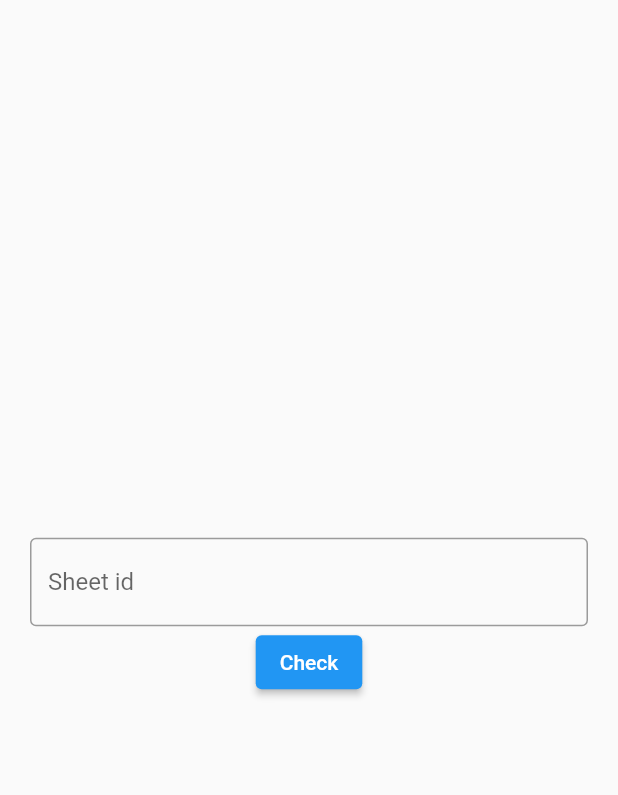
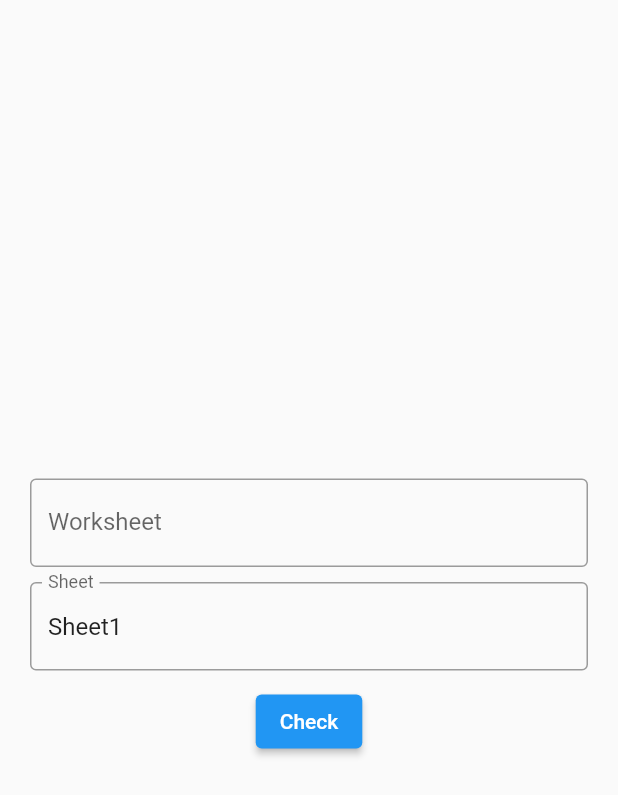
Before and after one commit to ivribalko/seo-sheet, a Flutter app: the screen it shows after launch, on a phone screen of 412 x 824 dp. Shown: the top 795 px of the screen. Run offline on Flutter 3.47's test engine with Material 2 defaults, Android fonts, the phone set to English and light mode, and no system bars; our stand-ins replace get; missing offline and left inert: gsheets; statements that could not run were skipped.

Commit message:
padding, pick sheet

```diff
--- a/lib/src/common.dart
+++ b/lib/src/common.dart
@@ -4,5 +4,3 @@ mixin Log on Object {
   Logger get log => _log ?? (_log = Logger('${runtimeType}'));
   Logger? _log;
 }
-
-const double kPadding = 20.0;
--- a/lib/src/model.dart
+++ b/lib/src/model.dart
@@ -30,9 +30,9 @@ class Model extends GetxController with Log {
   final _regexReview = RegExp(r'(\d*) reviews');
   final _onlyNumbers = RegExp(r'[^0-9]');
 
-  Future<List<Verified>> data(String id) => _googleSheet
-      .spreadsheet(id)
-      .then((value) => value.worksheetByTitle('Лист1'))
+  Future<List<Verified>> data(String worksheet, String sheet) => _googleSheet
+      .spreadsheet(worksheet)
+      .then((value) => value.worksheetByTitle(sheet))
       .then(toListings)
       .then(toResult)
       .then((value) async => await Future.wait(value));
--- a/lib/ui/home/home_page.dart
+++ b/lib/ui/home/home_page.dart
@@ -1,10 +1,11 @@
 import 'package:flutter/material.dart';
 import 'package:get/get.dart';
-import 'package:seosheet/src/common.dart';
+import 'package:seosheet/ui/common.dart';
 import 'package:seosheet/ui/routes.dart';
 
 class HomePage extends StatelessWidget {
-  final input = TextEditingController();
+  final inputWorksheet = TextEditingController();
+  final inputSheet = TextEditingController()..text = 'Sheet1';
 
   @override
   Widget build(BuildContext context) {
@@ -14,20 +15,30 @@ class HomePage extends StatelessWidget {
           mainAxisAlignment: MainAxisAlignment.center,
           children: [
             TextField(
-              controller: input,
+              controller: inputWorksheet,
               decoration: InputDecoration(
                 border: OutlineInputBorder(),
-                labelText: 'Sheet id',
+                labelText: 'Worksheet',
+              ),
+            ),
+            TextField(
+              controller: inputSheet,
+              decoration: InputDecoration(
+                border: OutlineInputBorder(),
+                labelText: 'Sheet',
               ),
             ),
             ElevatedButton(
               onPressed: () => Get.toNamed(
                 Routes.page,
-                arguments: input.text,
+                arguments: [
+                  inputWorksheet.text,
+                  inputSheet.text,
+                ],
               ),
               child: Text('Check'),
             ),
-          ],
+          ].paddingBetween(),
         ).paddingAll(kPadding),
       ),
     );
--- a/lib/ui/page/page_page.dart
+++ b/lib/ui/page/page_page.dart
@@ -12,7 +12,7 @@ class PagePage extends StatelessWidget {
       appBar: AppBar(),
       body: SafeArea(
         child: CommonFutureBuilder<List<Verified>>(
-          future: model.data(Get.arguments),
+          future: model.data(Get.arguments[0], Get.arguments[1]),
           result: (result) {
             return Scrollbar(
               child: ListView(
```
Also changed, not shown: lib/ui/common.dart (+16 -0 lines).
